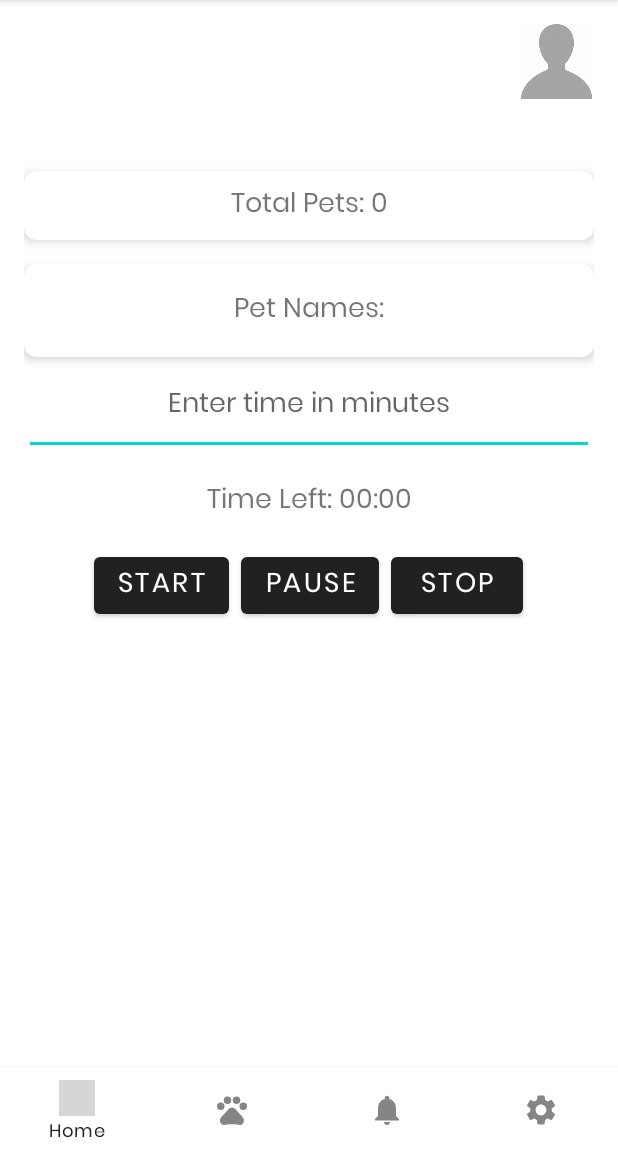
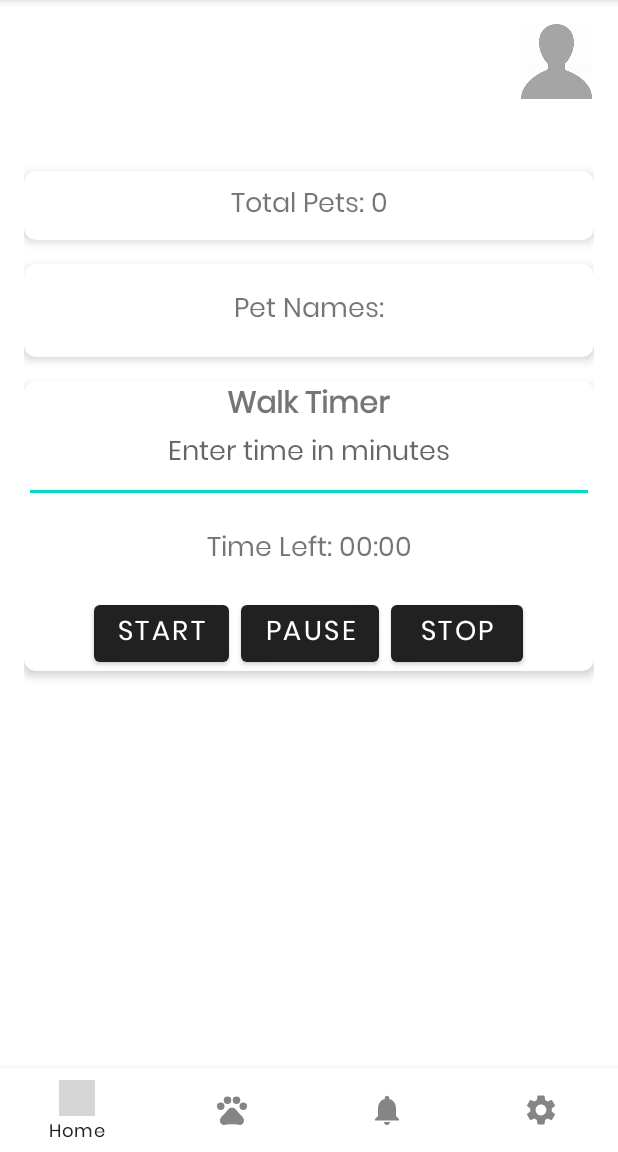
Before and after one commit to VandalByte/Woof, an Android app: the HomeFragment screen opened directly, with no data from a screen before it, on a phone screen of 412 x 824 dp, the part 84-1236 px from its top. Run offline under Robolectric (Android 15) with nearby library versions, the light colour scheme and no system bars; our stand-ins replace Room's generated code; grey boxes are pictures that could not be loaded.

Commit message:
Walk Timer Added Layout changed

```diff
--- a/app/src/main/res/layout/fragment_home.xml
+++ b/app/src/main/res/layout/fragment_home.xml
@@ -12,7 +12,6 @@
         android:layout_height="match_parent"
         android:orientation="vertical"
         android:padding="16dp"
-        tools:context=".HomeFragment"
         android:gravity="center_horizontal">
 
         <androidx.cardview.widget.CardView
@@ -30,8 +29,7 @@
                 android:text="Total Pets: 0"
                 android:textSize="18sp"
                 android:textAlignment="center"
-                android:padding="8dp"
-                />
+                android:padding="8dp" />
         </androidx.cardview.widget.CardView>
 
         <androidx.cardview.widget.CardView
@@ -49,9 +47,36 @@
                 android:text="Pet Names:"
                 android:textSize="18sp"
                 android:textAlignment="center"
-                android:padding="16dp"
-                />
+                android:padding="16dp" />
         </androidx.cardview.widget.CardView>
+
+        <androidx.cardview.widget.CardView
+            android:layout_width="match_parent"
+            android:layout_height="wrap_content"
+            android:layout_marginTop="16dp"
+            app:cardCornerRadius="8dp"
+            app:cardElevation="4dp"
+            android:padding="16dp">
+
+            <TextView
+                android:id="@+id/walk_timer_heading"
+                android:layout_width="wrap_content"
+                android:layout_height="wrap_content"
+                android:text="Walk Timer"
+                android:textSize="20sp"
+                android:textStyle="bold"
+                android:layout_marginBottom="16dp"
+                android:layout_gravity="center_horizontal"/>
+
+            <LinearLayout
+                android:layout_width="match_parent"
+                android:layout_height="wrap_content"
+                android:orientation="vertical"
+                android:gravity="center">
+
+                <Space
+                    android:layout_width="match_parent"
+                    android:layout_height="16dp" /> <!-- Space added -->
 
                 <EditText
                     android:id="@+id/timer_input_edit_text"
@@ -60,7 +85,8 @@
                     android:hint="Enter time in minutes"
                     android:inputType="number"
                     android:padding="8dp"
-            android:textAlignment="center" />
+                    android:textAlignment="center"
+                    app:layout_constraintTop_toBottomOf="@+id/walk_timer_heading" />
 
                 <TextView
                     android:id="@+id/timer_text_view"
@@ -69,8 +95,7 @@
                     android:text="Time Left: 00:00"
                     android:textSize="18sp"
                     android:textAlignment="center"
-            android:padding="16dp"
-            />
+                    android:padding="16dp" />
 
                 <LinearLayout
                     android:layout_width="match_parent"
@@ -84,8 +109,7 @@
                         android:layout_height="wrap_content"
                         android:text="Start"
                         android:textSize="18sp"
-                android:layout_marginEnd="8dp"
-                />
+                        android:layout_marginEnd="8dp" />
 
                     <Button
                         android:id="@+id/pause_button"
@@ -93,19 +117,19 @@
                         android:layout_height="wrap_content"
                         android:text="Pause"
                         android:textSize="18sp"
-                android:layout_marginEnd="8dp"
-                />
+                        android:layout_marginEnd="8dp" />
 
                     <Button
                         android:id="@+id/stop_button"
                         android:layout_width="wrap_content"
                         android:layout_height="wrap_content"
                         android:text="Stop"
-                android:textSize="18sp"
-                />
+                        android:textSize="18sp" />
 
                 </LinearLayout>
+            </LinearLayout>
 
+        </androidx.cardview.widget.CardView>
 
     </LinearLayout>
 </androidx.constraintlayout.widget.ConstraintLayout>
```
Lines whose indentation alone changed are shown as unchanged.
